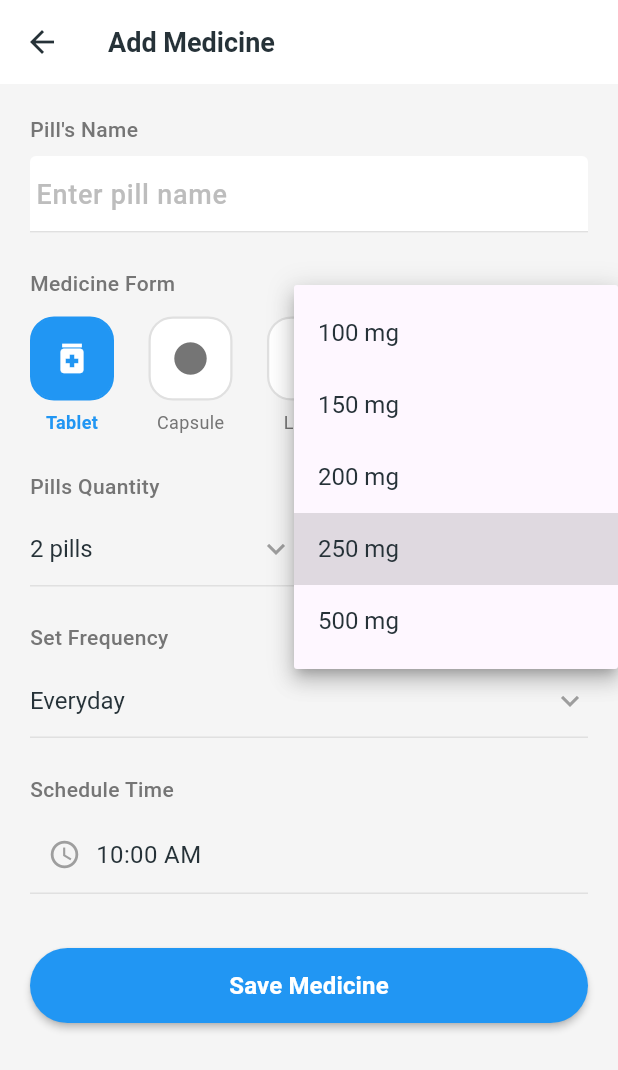
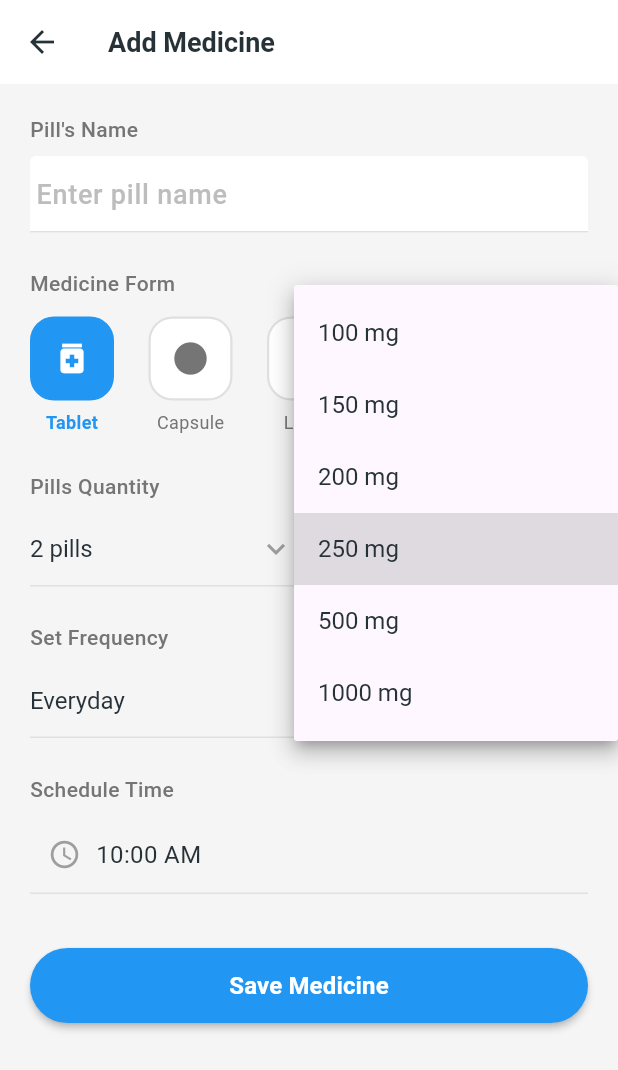
Before and after one commit to KingRishad/MediTrak, a Flutter app: the AddMedicineScreen screen opened directly, after a tap on "250 mg", on a phone screen of 412 x 824 dp. Shown: the top 1070 px of the screen. Run offline on Flutter 3.47's test engine with Material 3 defaults, Android fonts, the phone set to English and light mode, and no system bars.

Commit message:
Added an option for '1000 mg' medicine dosage.

```diff
--- a/lib/add_medicine_screen.dart
+++ b/lib/add_medicine_screen.dart
@@ -17,7 +17,7 @@ class _AddMedicineScreenState extends State<AddMedicineScreen> {
   TimeOfDay selectedTime = const TimeOfDay(hour: 10, minute: 0);
 
   List<String> quantityOptions = ['1 pill', '2 pills', '3 pills', '4 pills', '5 pills'];
-  List<String> doseOptions = ['100 mg', '150 mg', '200 mg', '250 mg', '500 mg'];
+  List<String> doseOptions = ['100 mg', '150 mg', '200 mg', '250 mg', '500 mg', '1000 mg'];
   List<String> frequencyOptions = ['Everyday', 'Once a week', 'Twice a week', 'Every other day'];
 
   IconData getFormIcon(String form) {
```
